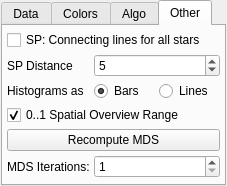
3dct/open_iA, file modules/FiAKEr/SensitivitySettings.ui: the form before one commit.
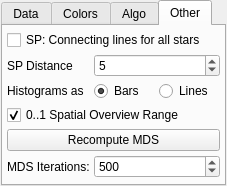
The form after the commit.

Commit message: Sensitivity: Set default MDS iterations to 500

What changed in the file:
```diff
--- a/modules/FiAKEr/SensitivitySettings.ui
+++ b/modules/FiAKEr/SensitivitySettings.ui
@@ -435,6 +435,9 @@
          <property name="maximum">
           <number>100000</number>
          </property>
+         <property name="value">
+          <number>500</number>
+         </property>
         </widget>
        </item>
       </layout>
```
